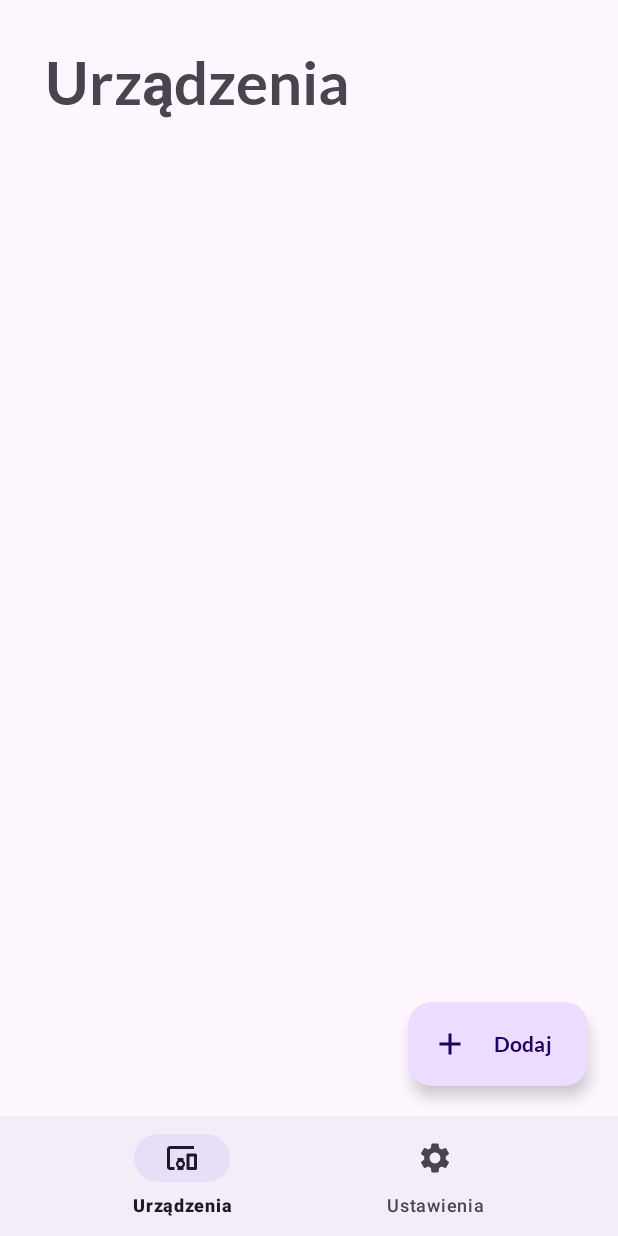
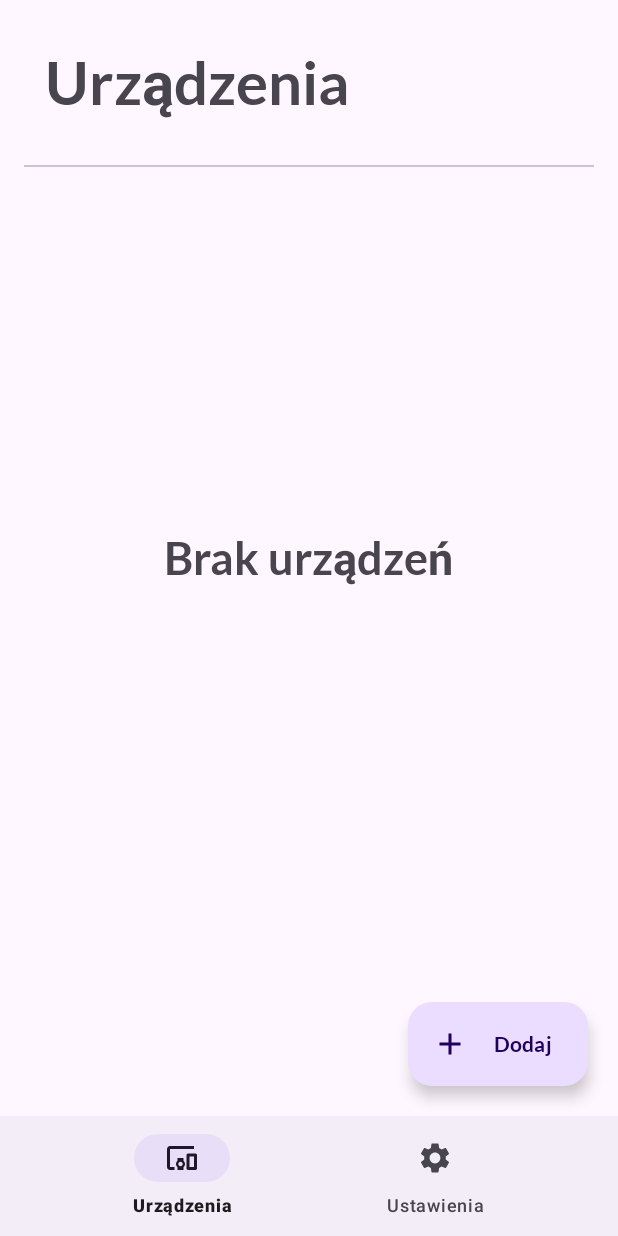
Before and after one commit to zero-jedynkowy/pmik-clock-project, an Android app: the screen it shows after launch (MainActivity), on a phone screen of 412 x 824 dp. Run offline under Robolectric (Android 15) with nearby library versions, the phone set to English and light mode, and no system bars.

Commit message:
Add list of devices and a device's element; also added a transition to the bluetooth settings activity

```diff
--- a/androidWorkspace/ClockApp/app/build.gradle.kts
+++ b/androidWorkspace/ClockApp/app/build.gradle.kts
@@ -46,6 +46,7 @@ dependencies {
     androidTestImplementation("androidx.test.espresso:espresso-core:3.5.1")
     implementation(platform("org.jetbrains.kotlin:kotlin-bom:1.8.0"))
     val activity_version = "1.8.2"
+    implementation("androidx.recyclerview:recyclerview:1.3.2")
 
     // Java language implementation
     implementation("androidx.activity:activity:$activity_version")
--- a/androidWorkspace/ClockApp/app/src/main/java/com/example/clockapp/DevicesList.java
+++ b/androidWorkspace/ClockApp/app/src/main/java/com/example/clockapp/DevicesList.java
@@ -1,14 +1,21 @@
 package com.example.clockapp;
 
 import static androidx.core.content.ContextCompat.getSystemService;
+import static androidx.core.content.ContextCompat.startActivities;
 
 import android.bluetooth.BluetoothAdapter;
 import android.bluetooth.BluetoothDevice;
 import android.bluetooth.BluetoothManager;
+import android.content.Intent;
 import android.os.Bundle;
 
+import androidx.annotation.NonNull;
+import androidx.annotation.Nullable;
 import androidx.fragment.app.Fragment;
+import androidx.recyclerview.widget.LinearLayoutManager;
+import androidx.recyclerview.widget.RecyclerView;
 
+import android.provider.Settings;
 import android.view.LayoutInflater;
 import android.view.View;
 import android.view.ViewGroup;
@@ -16,6 +23,8 @@ import android.widget.Toast;
 
 import com.google.android.material.floatingactionbutton.FloatingActionButton;
 
+import java.util.ArrayList;
+import java.util.List;
 import java.util.Set;
 
 /**
@@ -39,7 +48,7 @@ public class DevicesList extends Fragment
 
     public DevicesList()
     {
-        // Required empty public constructor
+
     }
 
     /**
@@ -58,6 +67,7 @@ public class DevicesList extends Fragment
         args.putString(ARG_PARAM1, param1);
         args.putString(ARG_PARAM2, param2);
         fragment.setArguments(args);
+
         return fragment;
     }
 
@@ -81,14 +91,28 @@ public class DevicesList extends Fragment
         {
             public void onClick(View v)
             {
-                Toast.makeText(getActivity().getBaseContext(), "Zbyszek", Toast.LENGTH_SHORT).show();
+                startActivity(new Intent(Settings.ACTION_BLUETOOTH_SETTINGS));
             }
         });
+
         return view;
     }
 
-    public void addDevicesButtonAction()
+    @Override
+    public void onViewCreated(@NonNull View view, @Nullable Bundle savedInstanceState)
     {
-
+        super.onViewCreated(view, savedInstanceState);
+//        RecyclerView x = getActivity().findViewById(R.id.lista);
+//        List<Item> items = new ArrayList<Item>();
+//        items.add(new Item());
+//        items.add(new Item());
+//        items.add(new Item());
+//        items.add(new Item());
+//        items.add(new Item());
+//        items.add(new Item());
+//        items.add(new Item());
+//        items.add(new Item());
+//        x.setLayoutManager(new LinearLayoutManager(view.getContext()));
+//        x.setAdapter(new DevicesListViewAdapter(view.getContext(), items));
     }
 }
--- a/androidWorkspace/ClockApp/app/src/main/res/layout/fragment_devices_list.xml
+++ b/androidWorkspace/ClockApp/app/src/main/res/layout/fragment_devices_list.xml
@@ -6,16 +6,55 @@
     xmlns:app="http://schemas.android.com/apk/res-auto"
     tools:context=".DevicesList">
 
-    <!-- TODO: Update blank fragment layout -->
     <TextView
-        android:id="@+id/font"
+        android:layout_width="wrap_content"
+        android:layout_height="wrap_content"
+        android:layout_centerVertical="true"
+        android:fontFamily="@font/lato_bold"
+        android:layout_centerHorizontal="true"
+        android:padding="30dp"
+        android:text="Brak urządzeń"
+
+
+        android:textSize="30sp" />
+
+    <TextView
+        android:id="@+id/title"
+        android:layout_width="match_parent"
+        android:layout_height="wrap_content"
+        android:layout_alignParentTop="true"
+        android:fontFamily="@font/lato_bold"
+
+    android:padding="30dp"
+        android:textSize="40sp"
+        android:text="Urządzenia"
+
+
+        />
+
+    <com.google.android.material.divider.MaterialDivider
+        android:layout_width="match_parent"
+        android:layout_height="wrap_content"
+        app:dividerInsetStart="16dp"
+        app:dividerInsetEnd="16dp"
+        android:layout_below="@id/title"
+        android:id="@+id/divider"
+        />
+
+    <androidx.recyclerview.widget.RecyclerView
+        android:id="@+id/lista"
         android:layout_width="match_parent"
         android:layout_height="match_parent"
-        android:layout_alignParentTop="true"
-        android:fontFamily="@font/lato_bold"
-        android:padding="30dp"
-        android:textSize="40dp"
-        android:text="Urządzenia" />
+        android:layout_below="@id/divider"
+        android:layout_alignParentBottom="true"
+        android:layout_marginLeft="10dp"
+        android:layout_marginTop="10dp"
+        android:layout_marginRight="10dp"
+        android:layout_marginBottom="9dp">
+
+
+
+    </androidx.recyclerview.widget.RecyclerView>
 
 
     <com.google.android.material.floatingactionbutton.ExtendedFloatingActionButton
```
Also changed, not shown: androidWorkspace/ClockApp/app/src/main/java/com/example/clockapp/DevicesListViewAdapter.java (added, +42 -0 lines), androidWorkspace/ClockApp/app/src/main/java/com/example/clockapp/DevicesListViewHolder.java (added, +30 -0 lines), androidWorkspace/ClockApp/app/src/main/java/com/example/clockapp/Item.java (added, +38 -0 lines), androidWorkspace/ClockApp/app/src/main/res/layout/fragment_settings.xml (+19 -6 lines), androidWorkspace/ClockApp/app/src/main/res/layout/item_view.xml (added, +41 -0 lines).
